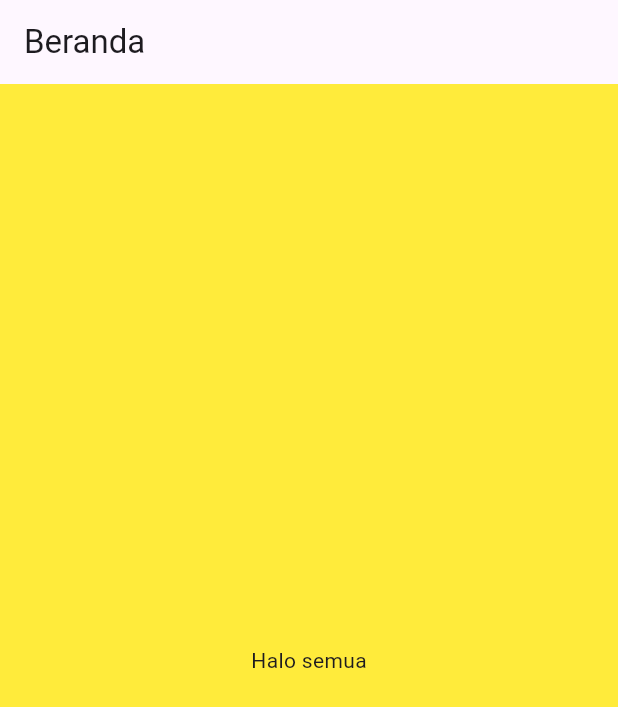
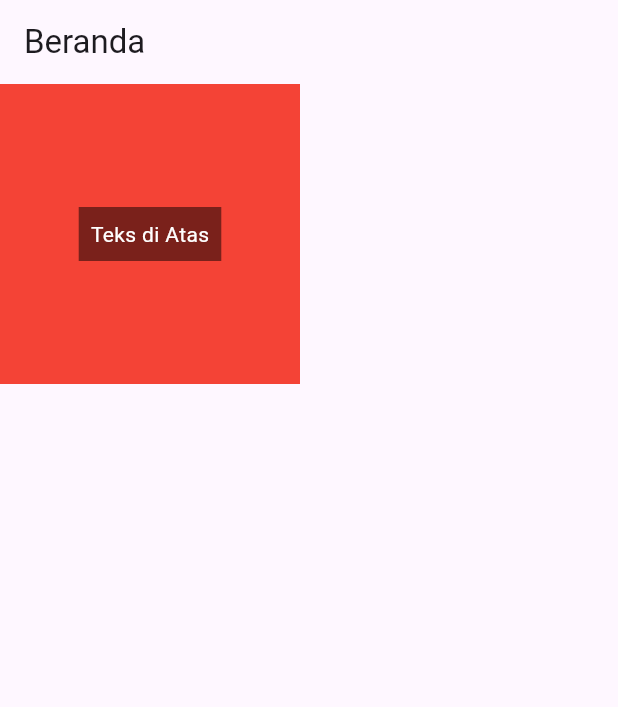
Before and after one commit to abumaryam/basic_flutter, a Flutter app: the screen it shows after launch, on a phone screen of 412 x 824 dp. Shown: the top 707 px of the screen. Run offline on Flutter 3.47's test engine with Material 3 defaults, Android fonts, the phone set to English and light mode, and no system bars.

Commit message:
latihan menggunakan stack

```diff
--- a/lib/main.dart
+++ b/lib/main.dart
@@ -9,9 +9,13 @@ class MyApp extends StatelessWidget {
 
   @override
   Widget build(BuildContext context) {
-    return const MaterialApp(
+    return MaterialApp(
       title: 'Aplikasiku',
-      home: HomePage(),
+      theme: ThemeData(
+        primaryColor: Colors.white,
+        primarySwatch: Colors.purple,
+      ),
+      home: const HomePage(),
     );
   }
 }
@@ -22,13 +26,28 @@ class HomePage extends StatelessWidget {
   @override
   Widget build(BuildContext context) {
     return Scaffold(
-      appBar: AppBar(
-        title: const Text('Beranda'),
-      ),
-      body: Container(
-        color: Colors.yellow,
-        child: const Center(child: Text('Halo semua')),
-      ),
-    );
+        appBar: AppBar(
+          title: const Text('Beranda'),
+        ),
+        body: Stack(
+          alignment: Alignment.center, // Menengahkan semua anak
+          children: <Widget>[
+            // Latar belakang
+            Container(
+              width: 200,
+              height: 200,
+              color: Colors.red,
+            ),
+            // Teks di atas latar belakang
+            Container(
+              padding: const EdgeInsets.all(8.0),
+              color: Colors.black.withOpacity(0.5),
+              child: const Text(
+                'Teks di Atas',
+                style: TextStyle(color: Colors.white),
+              ),
+            ),
+          ],
+        ));
   }
 }
```
